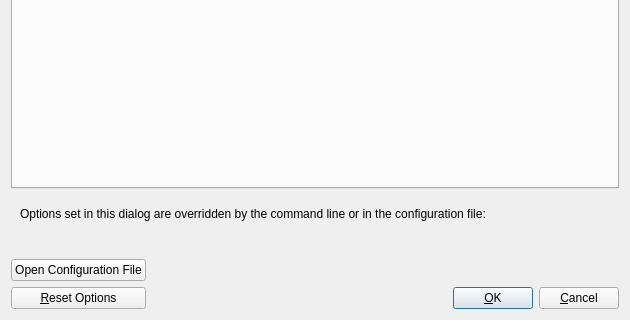
Above: src/qt/forms/optionsdialog.ui from equalishcoin/equalishcoind before the change; both pictures show x 0 to 630 and y 199 to 519 of the 630 by 519 pixel window. Below: the same form after it.
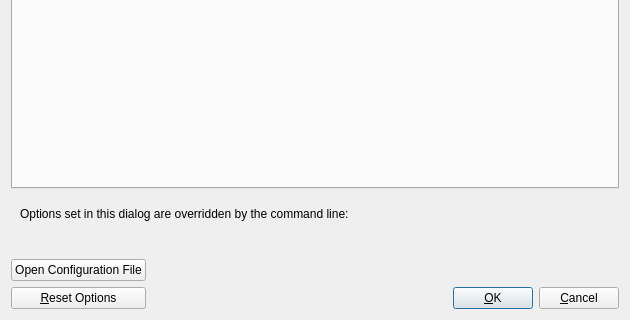
That is the form after the change. Custom widgets are drawn as their Qt base class.

Commit message: Migrate -lang setting from QSettings to settings.json

The edit to the form file:
```diff
--- a/src/qt/forms/optionsdialog.ui
+++ b/src/qt/forms/optionsdialog.ui
@@ -896,7 +896,7 @@
         <item>
          <widget class="QLabel" name="overriddenByCommandLineInfoLabel">
           <property name="text">
-           <string>Options set in this dialog are overridden by the command line or in the configuration file:</string>
+           <string>Options set in this dialog are overridden by the command line:</string>
           </property>
           <property name="textFormat">
            <enum>Qt::PlainText</enum>
```
The commit also changes 1 other file.
